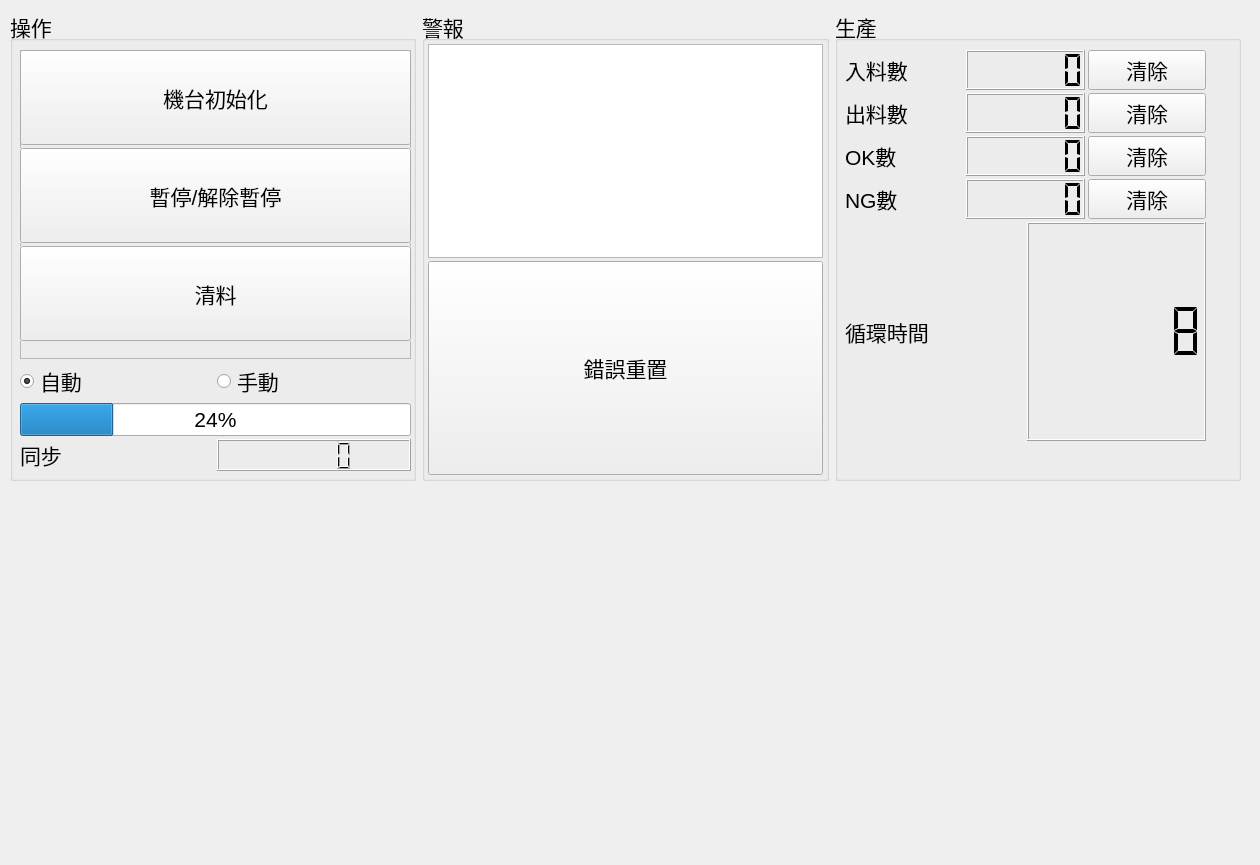
First picture: the form in bank-view/frontcontrolpanel.ui, repository smandyscom/front-base-widget, before the edit.
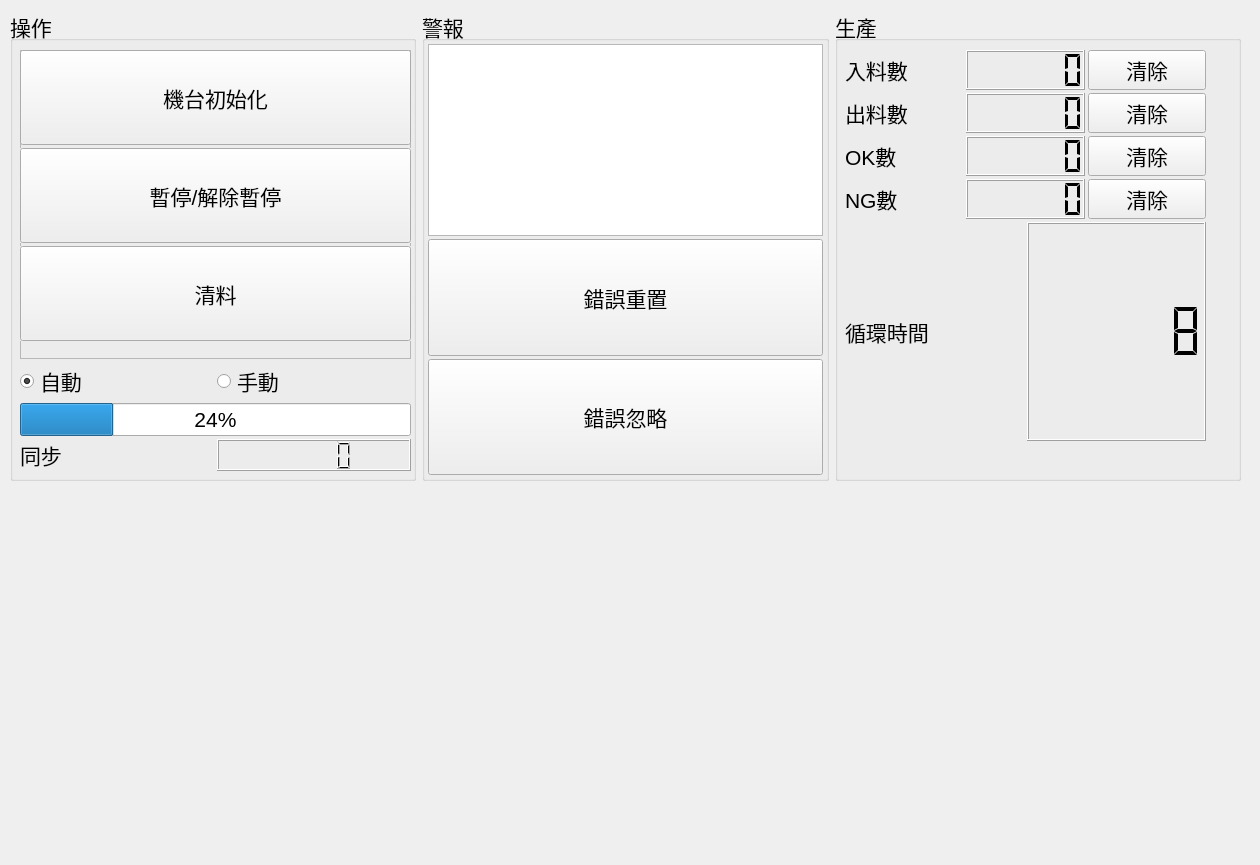
Second picture: the form after the edit.

Commit message: control panel elements implementation

The edit to the form file:
```diff
--- a/bank-view/frontcontrolpanel.ui
+++ b/bank-view/frontcontrolpanel.ui
@@ -248,6 +248,19 @@
            </property>
           </widget>
          </item>
+         <item>
+          <widget class="QPushButton" name="pushButtonErrorIgnore">
+           <property name="sizePolicy">
+            <sizepolicy hsizetype="Minimum" vsizetype="Expanding">
+             <horstretch>0</horstretch>
+             <verstretch>0</verstretch>
+            </sizepolicy>
+           </property>
+           <property name="text">
+            <string>錯誤忽略</string>
+           </property>
+          </widget>
+         </item>
         </layout>
        </item>
       </layout>
```
The commit also changes 5 other files.
